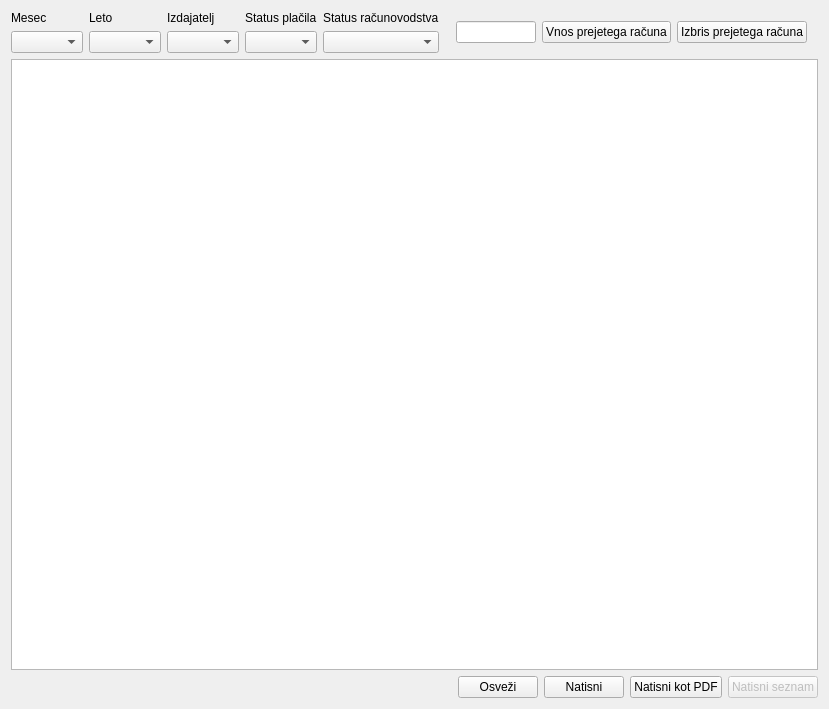
The window that wid_prejetiracuni.ui (bubi-luka/BubiRacun) describes before a commit, drawn with Qt 5.
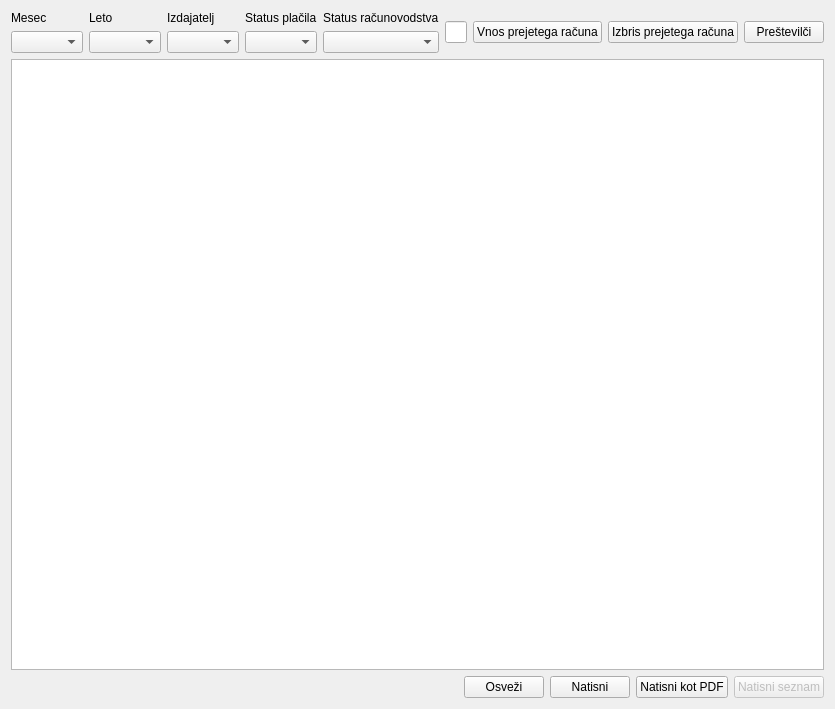
The same window after the commit.

The edit to the form file:
```diff
--- a/wid_prejetiracuni.ui
+++ b/wid_prejetiracuni.ui
@@ -103,6 +103,13 @@
        </property>
       </widget>
      </item>
+     <item>
+      <widget class="QPushButton" name="btn_prestevilci">
+       <property name="text">
+        <string>Preštevilči</string>
+       </property>
+      </widget>
+     </item>
      <item>
       <spacer name="horizontalSpacer_2">
        <property name="orientation">
```
